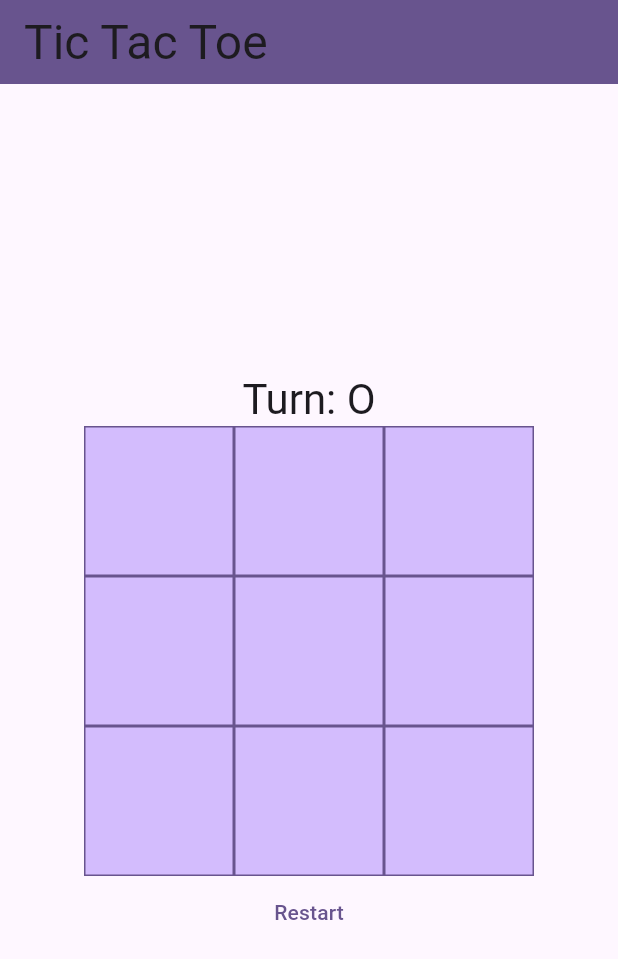
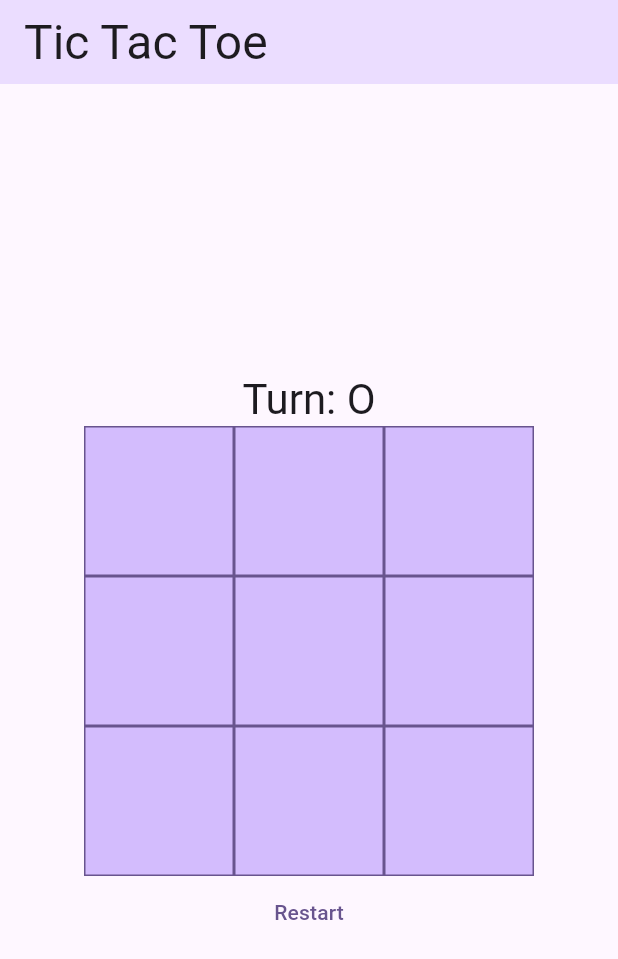
Before and after one commit to Tamara-Mitrovska/tic_tac_toe_flutter, a Flutter app: the screen it shows after launch, on a phone screen of 412 x 824 dp. Shown: the top 959 px of the screen. Run offline on Flutter 3.47's test engine with Material 3 defaults, Android fonts, the phone set to English and light mode, and no system bars; missing offline and left inert: dart:ffi.

Commit message:
adjust style

```diff
--- a/lib/main.dart
+++ b/lib/main.dart
@@ -94,7 +94,7 @@ class _TicTacToe extends State<TicTacToe> {
   Widget build(BuildContext context) {
     return Scaffold(
         appBar: AppBar(
-          backgroundColor: Theme.of(context).colorScheme.primary,
+          backgroundColor: Theme.of(context).colorScheme.primaryContainer,
           title: Text("Tic Tac Toe",
               style: Theme.of(context).textTheme.headlineLarge),
         ),
@@ -164,7 +164,7 @@ class GridCell extends StatelessWidget {
         height: 100,
         child: Center(
           child: Text(value == '.' ? '' : value,
-              style: Theme.of(context).textTheme.bodyLarge),
+              style: Theme.of(context).textTheme.displaySmall),
         ));
   }
 }
```
